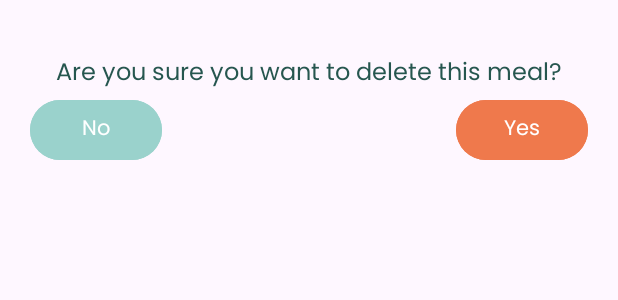
After one commit to Rubendsp30/Project_CM, an Android app: the layout home_meal_pop_up.xml on its own in the app's theme, with its tools: preview values and no code run, on a phone screen of 412 x 824 dp. The commit adds this screen. Shown: the top 300 px of the screen. Run offline under Robolectric (Android 15) with nearby library versions, the phone set to English and light mode, and no system bars.

Commit message:
Show next meal and delete meal

```diff
--- /dev/null
+++ b/Project_CM/app/src/main/res/layout/home_meal_pop_up.xml
@@ -0,0 +1,39 @@
+<?xml version="1.0" encoding="utf-8"?>
+<androidx.constraintlayout.widget.ConstraintLayout xmlns:android="http://schemas.android.com/apk/res/android"
+    xmlns:app="http://schemas.android.com/apk/res-auto"
+    xmlns:tools="http://schemas.android.com/tools"
+    android:layout_width="match_parent"
+    android:layout_height="match_parent"
+    android:padding="20dp">
+
+    <TextView
+        android:id="@+id/deleteMealConfirmationText"
+        android:layout_width="wrap_content"
+        android:layout_height="wrap_content"
+        android:layout_marginTop="16dp"
+        android:text="Are you sure you want to delete this meal?"
+        android:textColor="@color/green_400"
+        android:textSize="16sp"
+        app:layout_constraintStart_toStartOf="parent"
+        app:layout_constraintEnd_toEndOf="parent"
+        app:layout_constraintTop_toTopOf="parent" />
+
+    <Button
+        android:id="@+id/mealNolButton"
+        android:layout_width="0dp"
+        android:layout_height="wrap_content"
+        android:text="No"
+        android:backgroundTint="@color/green_200"
+        app:layout_constraintTop_toBottomOf="@+id/deleteMealConfirmationText"
+        app:layout_constraintStart_toStartOf="parent" />
+
+    <Button
+        android:id="@+id/mealYesButton"
+        android:layout_width="0dp"
+        android:layout_height="wrap_content"
+        android:text="Yes"
+        android:backgroundTint="@color/orange_300"
+        app:layout_constraintTop_toBottomOf="@+id/deleteMealConfirmationText"
+        app:layout_constraintEnd_toEndOf="parent" />
+
+</androidx.constraintlayout.widget.ConstraintLayout>
```
Also changed, not shown: Project_CM/app/src/main/java/com/example/project_cm/Adapters/HomeAdapter.java (+88 -3 lines), Project_CM/app/src/main/java/com/example/project_cm/Adapters/MealScheduleAdapter.java (+26 -2 lines), Project_CM/app/src/main/java/com/example/project_cm/Fragments/HomeDeleteMealPop.java (added, +85 -0 lines), Project_CM/app/src/main/java/com/example/project_cm/ViewModels/ScheduleViewModel.java (+14 -0 lines).
